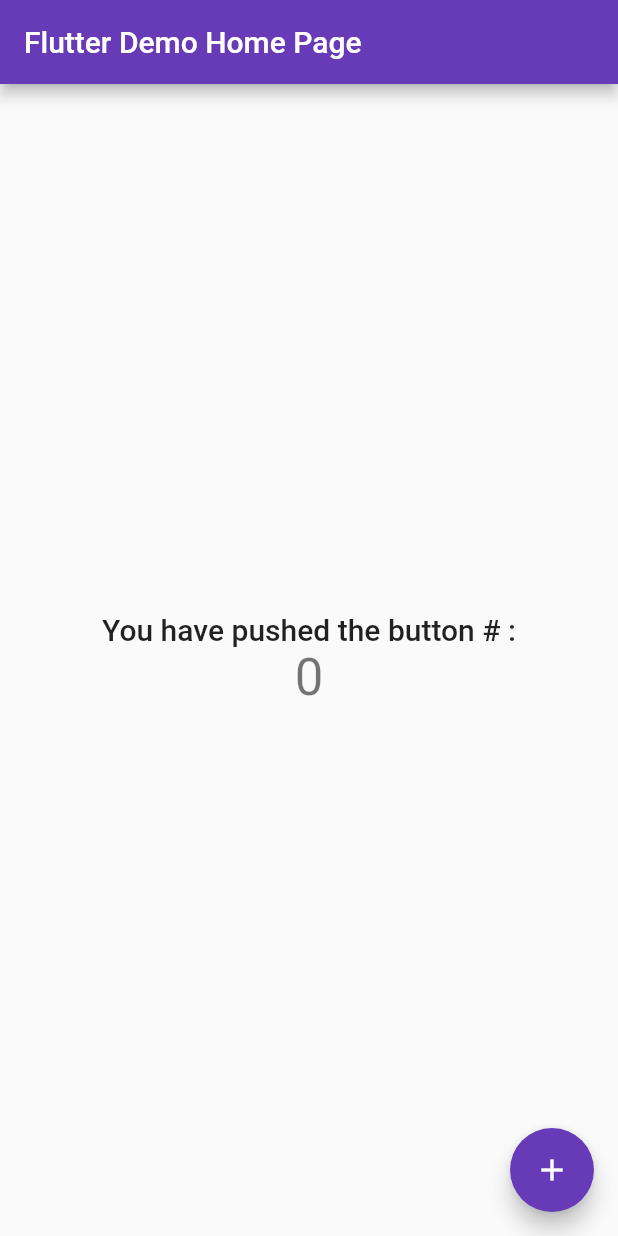
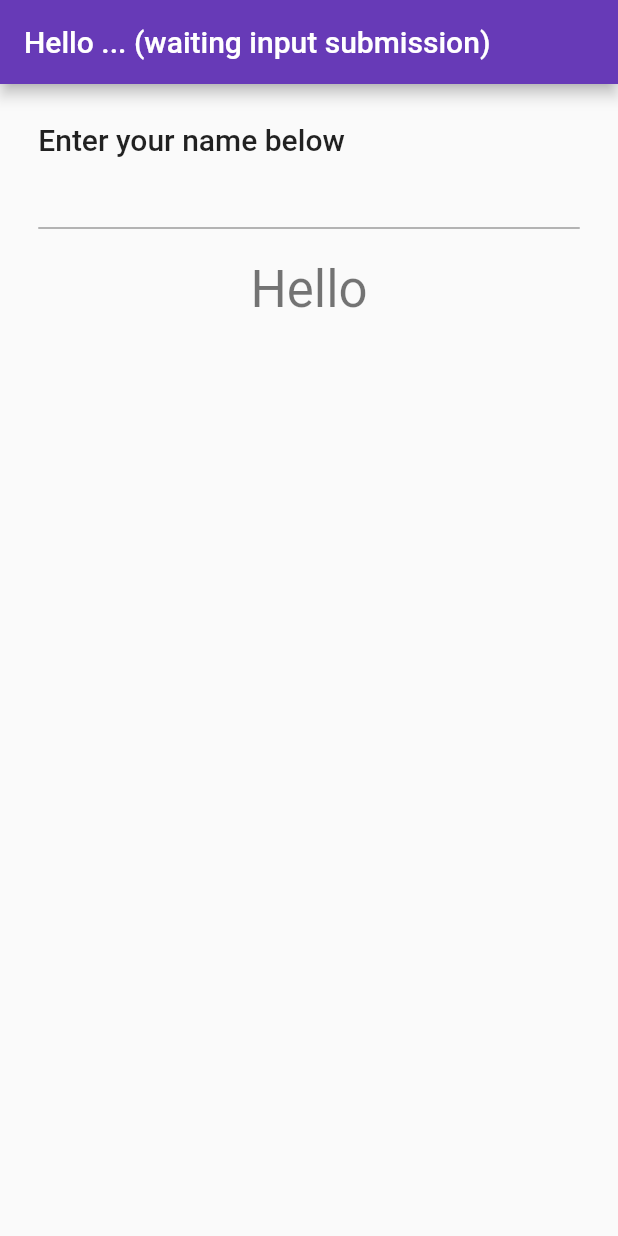
Before and after one commit to tzirtzi/flutter_hello_you, a Flutter app: the screen it shows after launch, on a phone screen of 412 x 824 dp. Run offline on Flutter 3.47's test engine with Material 2 defaults, Android fonts, the phone set to English and light mode, and no system bars.

Commit message:
Final with Soime decoration

```diff
--- /dev/null
+++ b/lib/helloyou.dart
@@ -0,0 +1,67 @@
+import 'package:flutter/material.dart';
+
+class HelloYou extends StatefulWidget {
+  @override
+  State<StatefulWidget> createState() => _HelloYouState();
+}
+
+class _HelloYouState extends State<HelloYou> {
+  String titleName = '... (waiting input submission)';
+  String name = '';
+
+  void setName(String newName) {
+    setState(() {
+      name = newName;
+    });
+  }
+
+  void setTitleName(String newName) {
+    setState(() {
+      titleName = newName;
+    });
+  }
+
+  @override
+  Widget build(BuildContext context) {
+    return Scaffold(
+      appBar: AppBar(
+        title: Text("Hello " + titleName),
+        backgroundColor: Theme.of(context).accentColor,
+      ),
+      body: Container(
+        padding: EdgeInsets.all(25.5),
+        child: Column(
+          children: <Widget>[
+            Container(
+              child: Text(
+                "Enter your name below",
+                style: Theme.of(context).textTheme.headline6,
+              ),
+              alignment: Alignment.centerLeft,
+            ),
+            TextField(
+              onChanged: (String newName) {
+                setName(newName);
+              },
+              onSubmitted: (String newName) {
+                setTitleName(newName);
+              },
+            ),
+            Container(
+                padding: EdgeInsets.only(top: 20.0),
+                child: Column(children: <Widget>[
+                  Text(
+                    "Hello",
+                    style: Theme.of(context).textTheme.headline4,
+                  ),
+                  Text(
+                    ((name != "") ? 'my dear ' + name + '!' : ""),
+                    style: Theme.of(context).textTheme.headline6,
+                  ),
+                ]))
+          ],
+        ),
+      ),
+    );
+  }
+}
--- a/lib/main.dart
+++ b/lib/main.dart
@@ -1,5 +1,7 @@
 import 'package:flutter/material.dart';
-import 'package:hello_you/myhomepage.dart';
+import 'package:hello_you/helloyou.dart';
+//import 'package:hello_you/myhomepage.dart';
+
 
 void main() {
   runApp(MyApp());
@@ -13,107 +15,14 @@ class MyApp extends StatelessWidget {
       title: 'Flutter Demo',
       theme: ThemeData(
         // This is the theme of your application.
-        //
-        // Try running your application with "flutter run". You'll see the
-        // application has a blue toolbar. Then, without quitting the app, try
-        // changing the primarySwatch below to Colors.green and then invoke
-        // "hot reload" (press "r" in the console where you ran "flutter run",
-        // or simply save your changes to "hot reload" in a Flutter IDE).
-        // Notice that the counter didn't reset back to zero; the application
-        // is not restarted.
         primarySwatch: Colors.deepPurple,
         // This makes the visual density adapt to the platform that you run
         // the app on. For desktop platforms, the controls will be smaller and
         // closer together (more dense) than on mobile platforms.
         visualDensity: VisualDensity.adaptivePlatformDensity,
       ),
-      home: MyHomePage(title: 'Flutter Demo Home Page'),
+      // home: MyHomePage(title: 'Flutter Demo Home Page'), // previous home page
+      home:  HelloYou(),
     );
   }
 }
-
-// class MyHomePage extends StatefulWidget {
-//   MyHomePage({Key key, this.title}) : super(key: key);
-
-//   // This widget is the home page of your application. It is stateful, meaning
-//   // that it has a State object (defined below) that contains fields that affect
-//   // how it looks.
-
-//   // This class is the configuration for the state. It holds the values (in this
-//   // case the title) provided by the parent (in this case the App widget) and
-//   // used by the build method of the State. Fields in a Widget subclass are
-//   // always marked "final".
-
-//   final String title;
-
-//   @override
-//   _MyHomePageState createState() => _MyHomePageState();
-// }
-
-// class _MyHomePageState extends State<MyHomePage> {
-//   int _counter = 0;
-
-//   void _incrementCounter() {
-//     setState(() {
-//       // This call to setState tells the Flutter framework that something has
-//       // changed in this State, which causes it to rerun the build method below
-//       // so that the display can reflect the updated values. If we changed
-//       // _counter without calling setState(), then the build method would not be
-//       // called again, and so nothing would appear to happen.
-//       _counter++;
-//     });
-//   }
-
-//   @override
-//   Widget build(BuildContext context) {
-//     // This method is rerun every time setState is called, for instance as done
-//     // by the _incrementCounter method above.
-//     //
-//     // The Flutter framework has been optimized to make rerunning build methods
-//     // fast, so that you can just rebuild anything that needs updating rather
-//     // than having to individually change instances of widgets.
-//     return Scaffold(
-//       appBar: AppBar(
-//         // Here we take the value from the MyHomePage object that was created by
-//         // the App.build method, and use it to set our appbar title.
-//         title: Text(widget.title),
-//       ),
-//       body: Center(
-//         // Center is a layout widget. It takes a single child and positions it
-//         // in the middle of the parent.
-//         child: Column(
-//           // Column is also a layout widget. It takes a list of children and
-//           // arranges them vertically. By default, it sizes itself to fit its
-//           // children horizontally, and tries to be as tall as its parent.
-//           //
-//           // Invoke "debug painting" (press "p" in the console, choose the
-//           // "Toggle Debug Paint" action from the Flutter Inspector in Android
-//           // Studio, or the "Toggle Debug Paint" command in Visual Studio Code)
-//           // to see the wireframe for each widget.
-//           //
-//           // Column has various properties to control how it sizes itself and
-//           // how it positions its children. Here we use mainAxisAlignment to
-//           // center the children vertically; the main axis here is the vertical
-//           // axis because Columns are vertical (the cross axis would be
-//           // horizontal).
-//           mainAxisAlignment: MainAxisAlignment.center,
-//           children: <Widget>[
-//             Text(
-//               'You have pushed the button # :',
-//               style: Theme.of(context).textTheme.headline6
-//             ),
-//             Text(
-//               '$_counter',
-//               style: Theme.of(context).textTheme.headline4,
-//             ),
-//           ],
-//         ),
-//       ),
-//       floatingActionButton: FloatingActionButton(
-//         onPressed: _incrementCounter,
-//         tooltip: 'Increment',
-//         child: Icon(Icons.add),
-//       ), // This trailing comma makes auto-formatting nicer for build methods.
-//     );
-//   }
-// }
```
